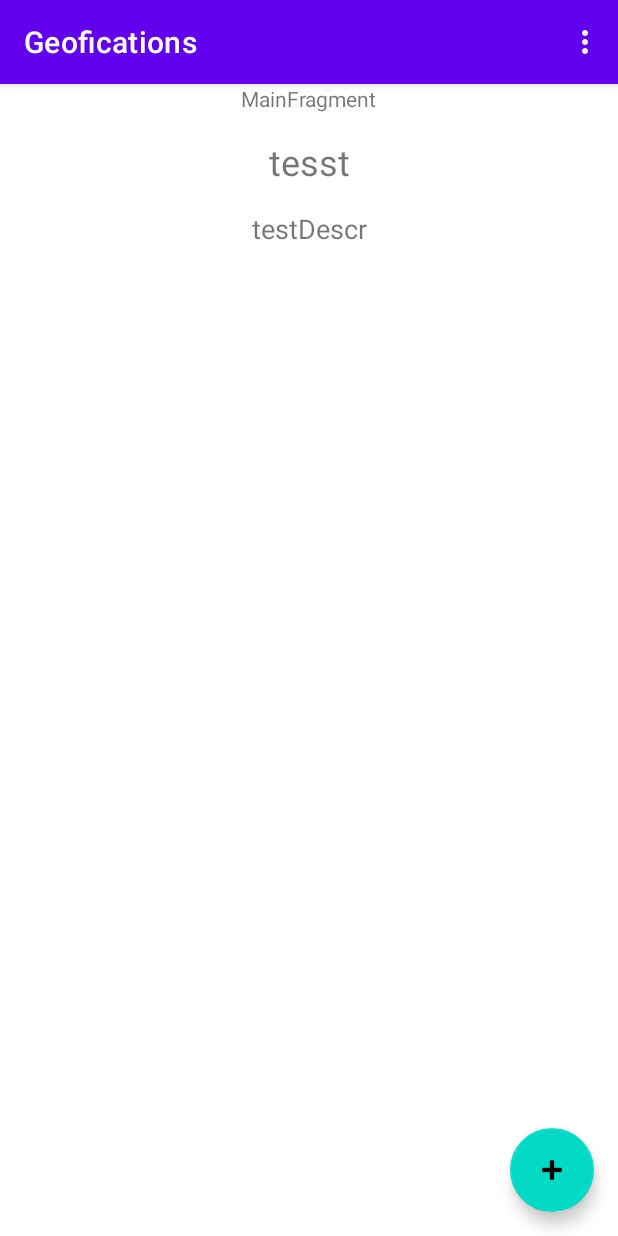
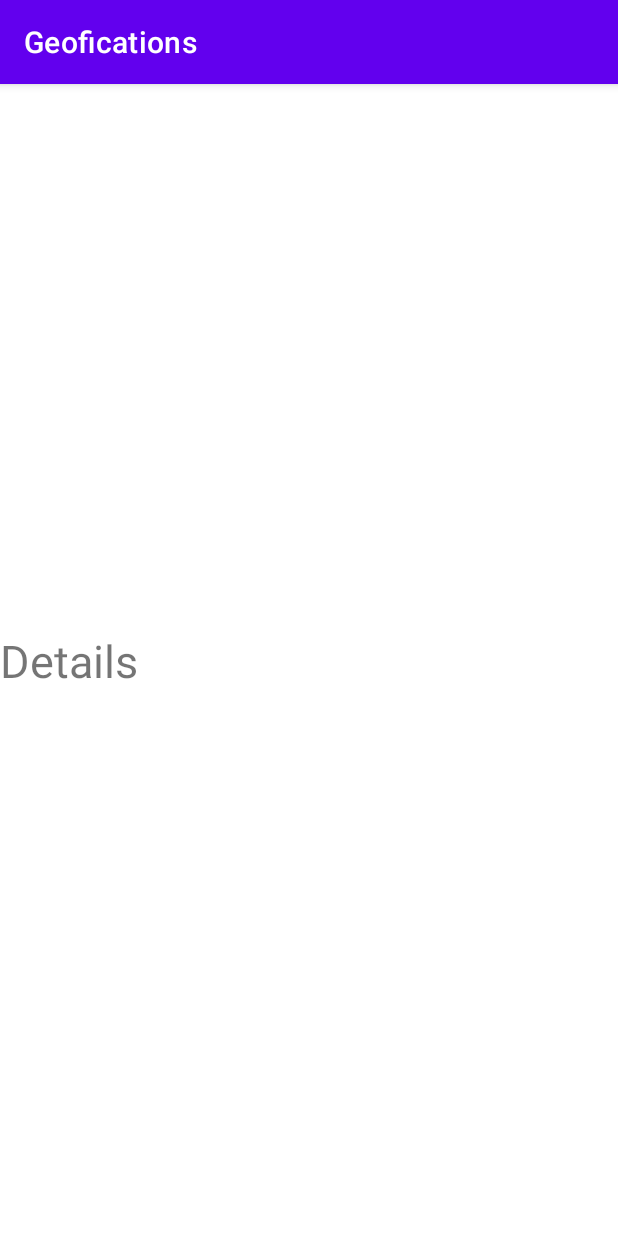
Before and after one commit to DenisKishkovich/Geofications, an Android app: the screen it shows after launch (MainActivity), after a tap on "tesst", on a phone screen of 412 x 824 dp. Run offline under Robolectric (Android 15) with nearby library versions, the phone set to English and light mode, and no system bars; our stand-ins replace Room's generated code, data binding; 1 other tap on this screen came first.

Commit message:
Navigation to geofication details handled

```diff
--- a/app/build.gradle
+++ b/app/build.gradle
@@ -34,6 +34,7 @@ android {
     }
     buildFeatures {
         dataBinding true
+        viewBinding true
     }
 }
 
@@ -41,6 +42,8 @@ dependencies {
     implementation "androidx.room:room-runtime:2.5.1"
     implementation "androidx.room:room-ktx:2.5.1"
     implementation 'androidx.core:core-ktx:1.10.1'
+    implementation 'androidx.legacy:legacy-support-v4:1.0.0'
+    implementation 'androidx.recyclerview:recyclerview:1.3.0'
     annotationProcessor("androidx.room:room-compiler:2.5.1")
     ksp("androidx.room:room-compiler:2.5.1")
 
--- /dev/null
+++ b/app/src/main/java/com/example/geofications/ui/details/GeoficationDetailsFragment.kt
@@ -0,0 +1,18 @@
+package com.example.geofications.ui.details
+
+import android.os.Bundle
+import androidx.fragment.app.Fragment
+import android.view.LayoutInflater
+import android.view.View
+import android.view.ViewGroup
+import com.example.geofications.R
+
+class GeoficationDetailsFragment : Fragment() {
+    override fun onCreateView(
+        inflater: LayoutInflater, container: ViewGroup?,
+        savedInstanceState: Bundle?
+    ): View? {
+        // Inflate the layout for this fragment
+        return inflater.inflate(R.layout.fragment_geofication_details, container, false)
+    }
+}
--- a/app/src/main/java/com/example/geofications/ui/main/MainFragment.kt
+++ b/app/src/main/java/com/example/geofications/ui/main/MainFragment.kt
@@ -84,11 +84,12 @@ class MainFragment : Fragment() {
         })
 
         // Add an Observer on the state variable for Navigating.
-//        mainViewModel.navigateToGeoficationDetails.observe(viewLifecycleOwner, Observer {
-//            it?.let {
-//                this.findNavController()
-//            }
-//        })
+        mainViewModel.navigateToGeoficationDetails.observe(viewLifecycleOwner, Observer {
+            it?.let {
+                this.findNavController().navigate(MainFragmentDirections.actionMainFragmentToGeoficationDetailsFragment(it))
+                mainViewModel.onGeoficationClickedNavigated()
+            }
+        })
 
         return binding.root
     }
--- a/app/src/main/java/com/example/geofications/ui/main/MainViewModel.kt
+++ b/app/src/main/java/com/example/geofications/ui/main/MainViewModel.kt
@@ -74,7 +74,7 @@ class MainViewModel(val database: GeoficationDao, application: Application) :
      * It will clear the navigation request, so if the user rotates their phone it won't navigate
      * twice.
      */
-    fun doneNavigating() {
+    fun onGeoficationClickedNavigated() {
         _navigateToGeoficationDetails.value = null
     }
 }
--- /dev/null
+++ b/app/src/main/res/layout/fragment_geofication_details.xml
@@ -0,0 +1,22 @@
+<?xml version="1.0" encoding="utf-8"?>
+<layout xmlns:android="http://schemas.android.com/apk/res/android"
+    xmlns:app="http://schemas.android.com/apk/res-auto"
+    xmlns:tools="http://schemas.android.com/tools">
+
+    <androidx.constraintlayout.widget.ConstraintLayout
+        android:layout_width="match_parent"
+        android:layout_height="match_parent"
+        tools:context=".ui.details.GeoficationDetailsFragment">
+
+        <TextView
+            android:layout_width="match_parent"
+            android:layout_height="wrap_content"
+            android:text="Details"
+            android:textSize="30sp"
+            app:layout_constraintBottom_toBottomOf="parent"
+            app:layout_constraintEnd_toEndOf="parent"
+            app:layout_constraintStart_toStartOf="parent"
+            app:layout_constraintTop_toTopOf="parent" />
+
+    </androidx.constraintlayout.widget.ConstraintLayout>
+</layout>
--- a/app/src/main/res/navigation/nav_graph.xml
+++ b/app/src/main/res/navigation/nav_graph.xml
@@ -9,5 +9,17 @@
         android:id="@+id/mainFragment"
         android:name="com.example.geofications.ui.main.MainFragment"
         android:label="fragment_main"
-        tools:layout="@layout/fragment_main" />
+        tools:layout="@layout/fragment_main" >
+        <action
+            android:id="@+id/action_mainFragment_to_geoficationDetailsFragment"
+            app:destination="@id/geoficationDetailsFragment" />
+    </fragment>
+    <fragment
+        android:id="@+id/geoficationDetailsFragment"
+        android:name="com.example.geofications.ui.details.GeoficationDetailsFragment"
+        android:label="GeoficationDetailsFragment" >
+        <argument
+            android:name="geoficationID"
+            app:argType="long" />
+    </fragment>
 </navigation>
--- a/app/src/main/res/values/strings.xml
+++ b/app/src/main/res/values/strings.xml
@@ -1,3 +1,5 @@
 <resources>
     <string name="app_name">Geofications</string>
+    <!-- TODO: Remove or change this placeholder text -->
+    <string name="hello_blank_fragment">Hello blank fragment</string>
 </resources>
```
